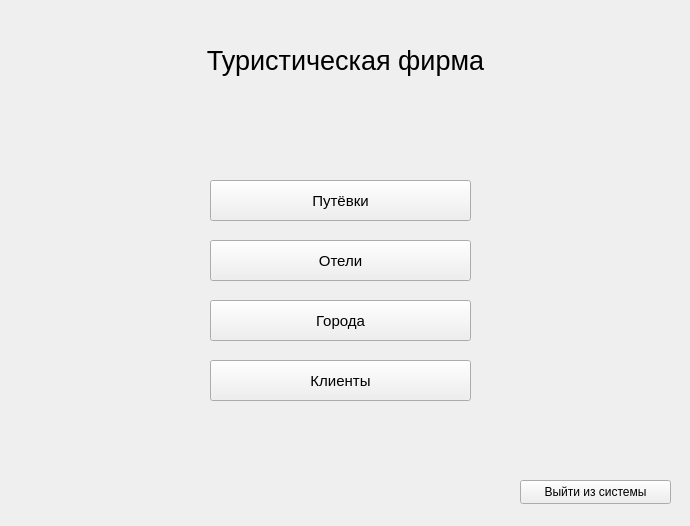
Above: gui/employeemainwindow.ui from rkv04/test before the change. Below: the same form after it.
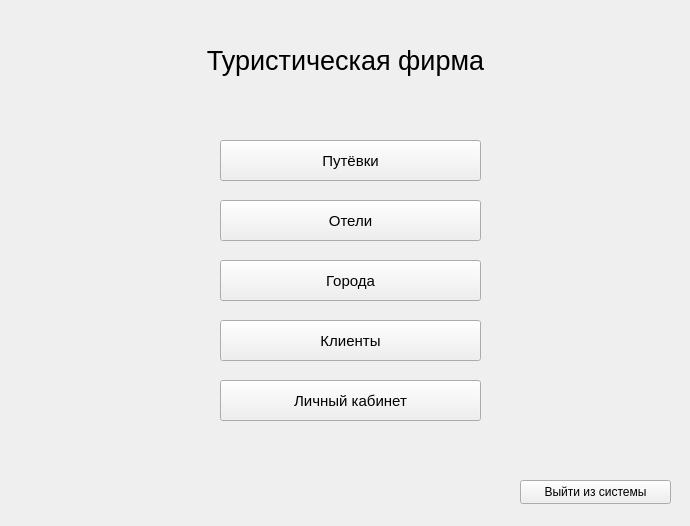
That is the form after the change.

Commit message: added employee account & option to save the ticket

```diff
--- a/gui/employeemainwindow.ui
+++ b/gui/employeemainwindow.ui
@@ -50,8 +50,8 @@
    <widget class="QPushButton" name="hotelListButton">
     <property name="geometry">
      <rect>
-      <x>210</x>
-      <y>240</y>
+      <x>220</x>
+      <y>200</y>
       <width>261</width>
       <height>41</height>
      </rect>
@@ -69,8 +69,8 @@
    <widget class="QPushButton" name="ticketListButton">
     <property name="geometry">
      <rect>
-      <x>210</x>
-      <y>180</y>
+      <x>220</x>
+      <y>140</y>
       <width>261</width>
       <height>41</height>
      </rect>
@@ -88,8 +88,8 @@
    <widget class="QPushButton" name="clientListButton">
     <property name="geometry">
      <rect>
-      <x>210</x>
-      <y>360</y>
+      <x>220</x>
+      <y>320</y>
       <width>261</width>
       <height>41</height>
      </rect>
@@ -107,8 +107,8 @@
    <widget class="QPushButton" name="cityListButton">
     <property name="geometry">
      <rect>
-      <x>210</x>
-      <y>300</y>
+      <x>220</x>
+      <y>260</y>
       <width>261</width>
       <height>41</height>
      </rect>
@@ -136,6 +136,25 @@
      <string>Выйти из системы</string>
     </property>
    </widget>
+   <widget class="QPushButton" name="accountButton">
+    <property name="geometry">
+     <rect>
+      <x>220</x>
+      <y>380</y>
+      <width>261</width>
+      <height>41</height>
+     </rect>
+    </property>
+    <property name="font">
+     <font>
+      <family>Segoe UI</family>
+      <pointsize>11</pointsize>
+     </font>
+    </property>
+    <property name="text">
+     <string>Личный кабинет</string>
+    </property>
+   </widget>
   </widget>
  </widget>
  <resources/>
```
The commit also changes 19 other files.
